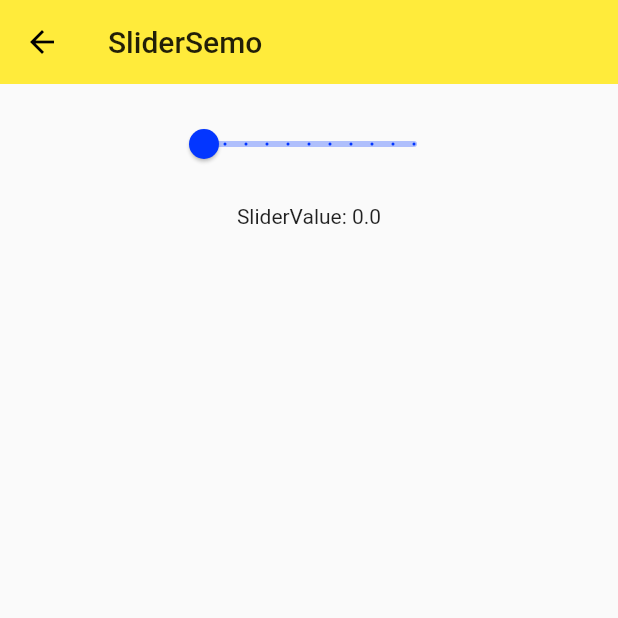
After one commit to kzeeyang/flutter_study, a Flutter app: the screen it shows after launch, after a tap on "SliderDemo", on a phone screen of 412 x 824 dp, the top half of it. The commit adds this screen. Run offline on Flutter 3.47's test engine with Material 2 defaults, Android fonts, the phone set to English and light mode, and no system bars.

Commit message:
slider demo

```diff
--- a/lib/demo/material_components.dart
+++ b/lib/demo/material_components.dart
@@ -6,6 +6,7 @@ import 'form_demo.dart';
 import 'checkBox_demo.dart';
 import 'radio_demo.dart';
 import 'switch_demo.dart';
+import 'slider_demo.dart';
 
 class MaterialCompents extends StatelessWidget {
   @override
@@ -17,6 +18,10 @@ class MaterialCompents extends StatelessWidget {
       ),
       body: ListView(
         children: <Widget>[
+          ListItem(
+            title: 'SliderDemo',
+            page: SliderDemo(),
+          ),
           ListItem(
             title: 'SwitchDemo',
             page: SwitchDemo(),
--- /dev/null
+++ b/lib/demo/slider_demo.dart
@@ -0,0 +1,49 @@
+import 'package:flutter/material.dart';
+
+class SliderDemo extends StatefulWidget {
+  @override
+  _SliderDemoState createState() => _SliderDemoState();
+}
+
+class _SliderDemoState extends State<SliderDemo> {
+  double _sliderItemA = 0.0;
+  @override
+  Widget build(BuildContext context) {
+    return Scaffold(
+      appBar: AppBar(
+        title: Text('SliderSemo'),
+        elevation: 0.0,
+      ),
+      body: Container(
+        padding: EdgeInsets.all(16.0),
+        child: Column(
+          children: <Widget>[
+            Row(
+              mainAxisAlignment: MainAxisAlignment.center,
+              children: <Widget>[
+                Slider(
+                  value: _sliderItemA,
+                  onChanged: (value) {
+                    setState(() {
+                      _sliderItemA = value;
+                    });
+                  },
+                  activeColor: Theme.of(context).accentColor,
+                  inactiveColor: Theme.of(context).accentColor.withOpacity(0.3),
+                  min: 0.0,
+                  max: 10.0,
+                  divisions: 10, //设置份数
+                  label: '${_sliderItemA.toInt()}',
+                ),
+              ],
+            ),
+            SizedBox(
+              height: 16.0,
+            ),
+            Text('SliderValue: $_sliderItemA'),
+          ],
+        ),
+      ),
+    );
+  }
+}
```
